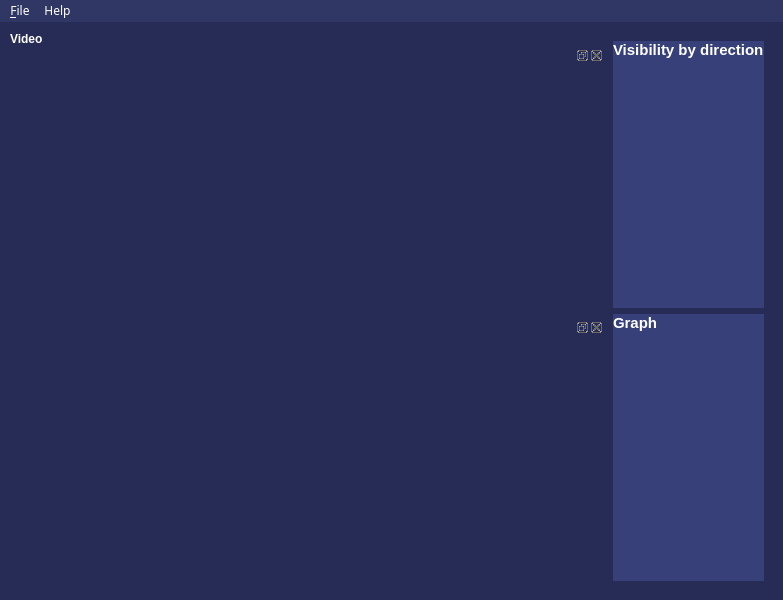
Old version of the form js06/resources/main_view.ui in the repository Oh-JongJin/js08.
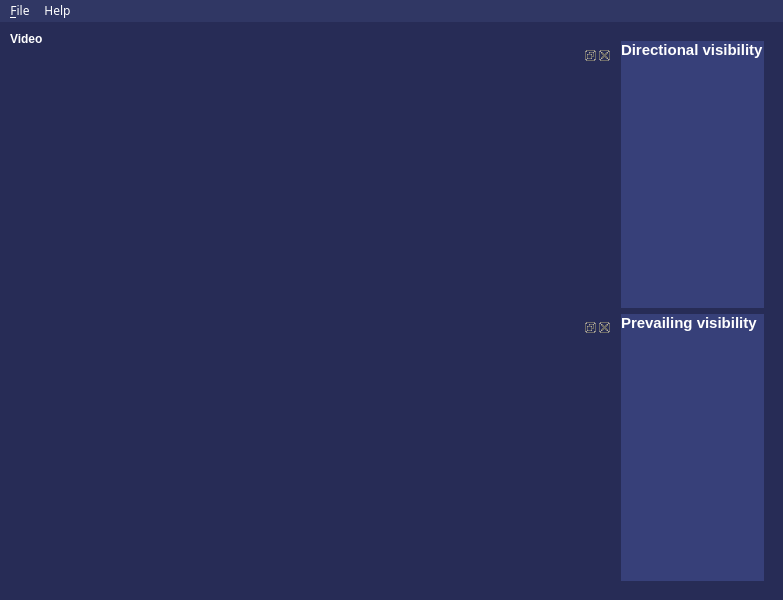
New version of the form.

The edit to the form file:
```diff
--- a/js06/resources/main_view.ui
+++ b/js06/resources/main_view.ui
@@ -130,7 +130,7 @@
             <enum>QFrame::NoFrame</enum>
            </property>
            <property name="text">
-            <string>&lt;html&gt;&lt;head/&gt;&lt;body&gt;&lt;p&gt;&lt;span style=&quot; font-size:11pt; font-weight:600;&quot;&gt;Visibility by direction&lt;/span&gt;&lt;/p&gt;&lt;/body&gt;&lt;/html&gt;</string>
+            <string>&lt;html&gt;&lt;head/&gt;&lt;body&gt;&lt;p&gt;&lt;span style=&quot; font-size:11pt; font-weight:600;&quot;&gt;Directional visibility&lt;/span&gt;&lt;/p&gt;&lt;/body&gt;&lt;/html&gt;</string>
            </property>
            <property name="alignment">
             <set>Qt::AlignLeading|Qt::AlignLeft|Qt::AlignTop</set>
@@ -146,7 +146,7 @@
             <string notr="true">background-color: rgb(55, 64, 121);</string>
            </property>
            <property name="text">
-            <string>&lt;html&gt;&lt;head/&gt;&lt;body&gt;&lt;p&gt;&lt;span style=&quot; font-size:11pt; font-weight:600;&quot;&gt;Graph&lt;/span&gt;&lt;/p&gt;&lt;/body&gt;&lt;/html&gt;</string>
+            <string>&lt;html&gt;&lt;head/&gt;&lt;body&gt;&lt;p&gt;&lt;span style=&quot; font-size:11pt; font-weight:600;&quot;&gt;Prevailing visibility&lt;/span&gt;&lt;/p&gt;&lt;/body&gt;&lt;/html&gt;</string>
            </property>
            <property name="alignment">
             <set>Qt::AlignLeading|Qt::AlignLeft|Qt::AlignTop</set>
```
Left out of the diff: 4 changed lines with no effect on the pictures.
